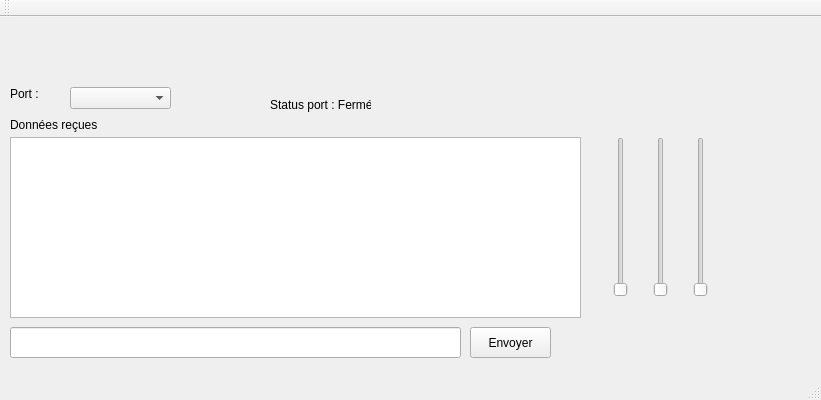
jeanlaurentdotme/dmx-webedia, file E2/QtWidgetsApplication2/QtWidgetsApplication2/QtWidgetsApplication2.ui: the form before one commit.
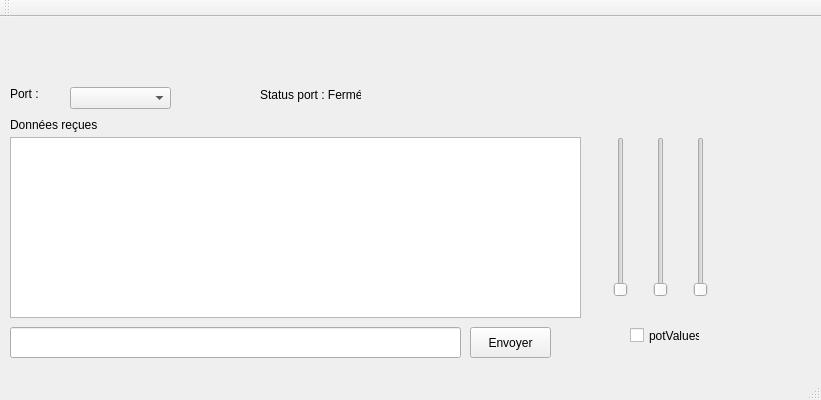
The form after the commit.

The edit to the form file:
```diff
--- a/E2/QtWidgetsApplication2/QtWidgetsApplication2/QtWidgetsApplication2.ui
+++ b/E2/QtWidgetsApplication2/QtWidgetsApplication2/QtWidgetsApplication2.ui
@@ -76,8 +76,8 @@
    <widget class="QLabel" name="portStatusLabel">
     <property name="geometry">
      <rect>
-      <x>270</x>
-      <y>80</y>
+      <x>260</x>
+      <y>70</y>
       <width>101</width>
       <height>16</height>
      </rect>
@@ -144,6 +144,19 @@
      <enum>Qt::Vertical</enum>
     </property>
    </widget>
+   <widget class="QCheckBox" name="CheckBoxPotValues">
+    <property name="geometry">
+     <rect>
+      <x>630</x>
+      <y>310</y>
+      <width>70</width>
+      <height>17</height>
+     </rect>
+    </property>
+    <property name="text">
+     <string>potValues</string>
+    </property>
+   </widget>
   </widget>
   <widget class="QMenuBar" name="menuBar">
    <property name="geometry">
```
